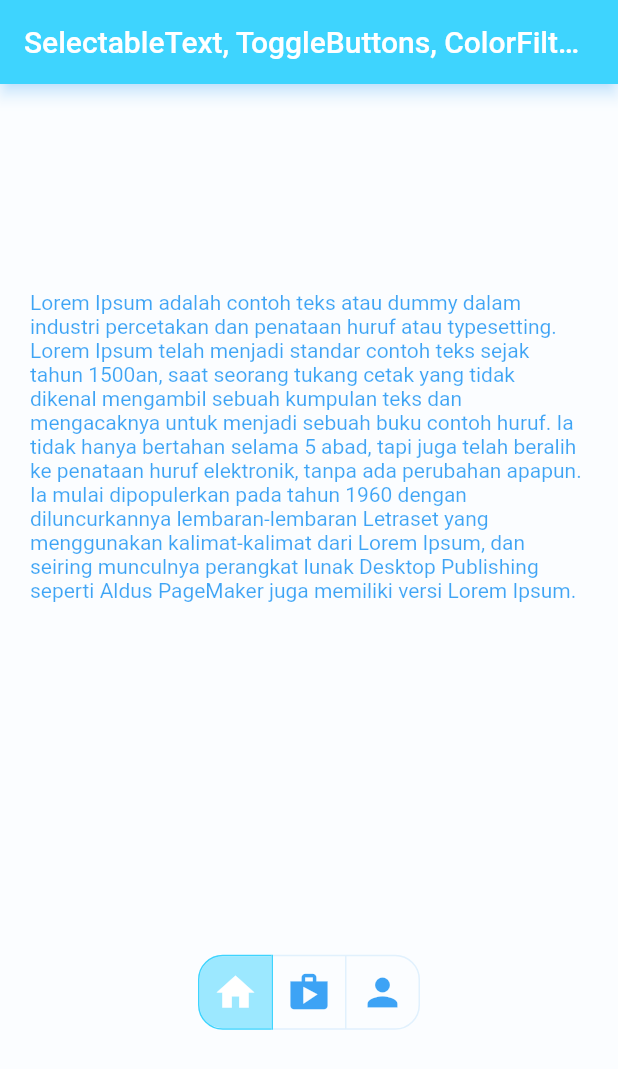
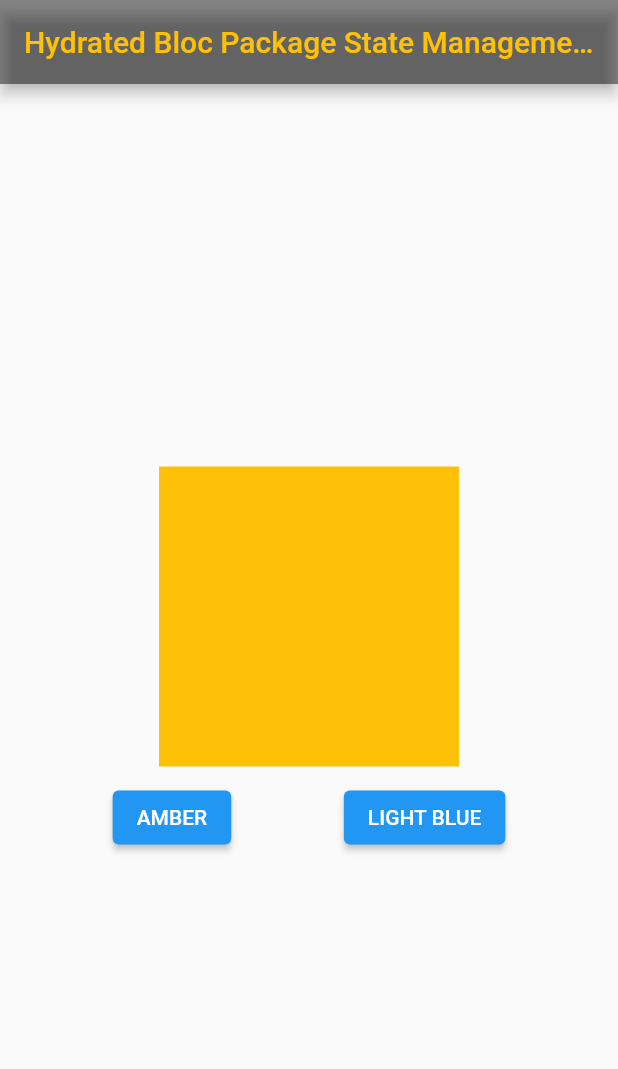
Before and after one commit to andika-andriana/flutter-fundamental, a Flutter app: the screen it shows after launch, on a phone screen of 412 x 824 dp. Shown: the top 1069 px of the screen. Run offline on Flutter 3.47's test engine with Material 2 defaults, Android fonts, the phone set to English and light mode, and no system bars; our stand-ins replace audioplayers, flutter_bloc, hydrated_bloc, permission_handler, qr_flutter, shared_preferences; missing offline and left inert: qrscan.

Commit message:
+ Hydrated BLoC State Management

```diff
--- /dev/null
+++ b/lib/bloc/color_bloc_hydrated.dart
@@ -0,0 +1,37 @@
+import 'package:flutter/material.dart';
+import 'package:hydrated_bloc/hydrated_bloc.dart';
+
+/// Event being processed by [CounterBloc].
+abstract class ColorEventHydratedPackage {}
+
+/// Notifies bloc to increment state.
+class ColorHydratedtoAmber extends ColorEventHydratedPackage {}
+
+/// Notifies bloc to decrement state.
+class ColorHydratedtoLightBlue extends ColorEventHydratedPackage {}
+
+class ColorBlocHydratedPackage
+    extends HydratedBloc<ColorEventHydratedPackage, Color> {
+  ColorBlocHydratedPackage() : super(Colors.amber) {
+    on<ColorHydratedtoAmber>((event, emit) => emit(Colors.amber));
+    on<ColorHydratedtoLightBlue>((event, emit) => emit(Colors.lightBlue));
+  }
+
+  @override
+  Color? fromJson(Map<String, dynamic> json) {
+    try {
+      return Color(json['color'] as int);
+    } catch (e) {
+      return null;
+    }
+  }
+
+  @override
+  Map<String, int>? toJson(Color state) {
+    try {
+      return {'color': state.value};
+    } catch (e) {
+      return null;
+    }
+  }
+}
--- a/lib/example/product_cart.dart
+++ b/lib/example/product_cart.dart
@@ -1,5 +1,4 @@
 import 'package:flutter/material.dart';
-import 'package:flutter_application_1/example/widgets.dart';
 
 const Color primaryColor = Color.fromARGB(255, 232, 94, 20);
 const Color secondaryColor = Color.fromARGB(255, 21, 157, 0);
--- a/lib/example/widgets.dart
+++ b/lib/example/widgets.dart
@@ -20,6 +20,85 @@ import 'package:qr_flutter/qr_flutter.dart';
 import 'package:permission_handler/permission_handler.dart';
 import 'package:qrscan/qrscan.dart' as scanner;
 import 'package:shared_preferences/shared_preferences.dart';
+
+class SelectableTextDllExample extends StatefulWidget {
+  const SelectableTextDllExample({super.key});
+
+  @override
+  State<SelectableTextDllExample> createState() =>
+      _SelectableTextDllExampleState();
+}
+
+class _SelectableTextDllExampleState extends State<SelectableTextDllExample> {
+  List<bool> isSelected = [true, false, false];
+  ColorFilter colorFilter =
+      const ColorFilter.mode(Colors.blue, BlendMode.screen);
+
+  @override
+  Widget build(BuildContext context) {
+    return MaterialApp(
+      home: ColorFiltered(
+        colorFilter: colorFilter,
+        child: Scaffold(
+          appBar: AppBar(
+            title: const Text("SelectableText, ToggleButtons, ColorFiltered"),
+          ),
+          body: Container(
+            margin: const EdgeInsets.all(20),
+            child: Column(
+              mainAxisAlignment: MainAxisAlignment.spaceAround,
+              children: [
+                const SelectableText(
+                  "Lorem Ipsum adalah contoh teks atau dummy dalam industri percetakan dan penataan huruf atau typesetting. Lorem Ipsum telah menjadi standar contoh teks sejak tahun 1500an, saat seorang tukang cetak yang tidak dikenal mengambil sebuah kumpulan teks dan mengacaknya untuk menjadi sebuah buku contoh huruf. Ia tidak hanya bertahan selama 5 abad, tapi juga telah beralih ke penataan huruf elektronik, tanpa ada perubahan apapun. Ia mulai dipopulerkan pada tahun 1960 dengan diluncurkannya lembaran-lembaran Letraset yang menggunakan kalimat-kalimat dari Lorem Ipsum, dan seiring munculnya perangkat lunak Desktop Publishing seperti Aldus PageMaker juga memiliki versi Lorem Ipsum.",
+                  showCursor: true,
+                ),
+                ToggleButtons(
+                  isSelected: isSelected,
+                  fillColor: Colors.blue.withOpacity(0.5),
+                  splashColor: Colors.blue.withOpacity(0.2),
+                  selectedColor: Colors.white,
+                  selectedBorderColor: Colors.blue,
+                  borderRadius: BorderRadius.circular(16),
+                  onPressed: (index) {
+                    if (index == 1) {
+                      colorFilter =
+                          const ColorFilter.mode(Colors.red, BlendMode.screen);
+                    } else if (index == 2) {
+                      colorFilter = const ColorFilter.mode(
+                          Colors.green, BlendMode.screen);
+                    } else {
+                      colorFilter =
+                          const ColorFilter.mode(Colors.blue, BlendMode.screen);
+                    }
+                    setState(() {
+                      for (var i = 0; i < isSelected.length; i++) {
+                        isSelected[i] = (i == index) ? true : false;
+                      }
+                    });
+                  },
+                  children: const [
+                    Icon(
+                      Icons.home,
+                      size: 30,
+                    ),
+                    Icon(
+                      Icons.shop,
+                      size: 30,
+                    ),
+                    Icon(
+                      Icons.person,
+                      size: 30,
+                    ),
+                  ],
+                )
+              ],
+            ),
+          ),
+        ),
+      ),
+    );
+  }
+}
 
 class ProductCartPageExample extends StatelessWidget {
   const ProductCartPageExample({super.key});
--- a/lib/main.dart
+++ b/lib/main.dart
@@ -1,6 +1,17 @@
+import 'package:flutter/foundation.dart';
 import 'package:flutter/material.dart';
+import 'package:flutter_application_1/bloc/color_bloc_hydrated.dart';
+import 'package:flutter_bloc/flutter_bloc.dart';
+import 'package:hydrated_bloc/hydrated_bloc.dart';
+import 'package:path_provider/path_provider.dart';
 
-void main() {
+void main() async {
+  WidgetsFlutterBinding.ensureInitialized();
+  HydratedBloc.storage = await HydratedStorage.build(
+    storageDirectory: kIsWeb
+        ? HydratedStorage.webStorageDirectory
+        : await getTemporaryDirectory(),
+  );
   runApp(const MyApp());
 }
 
@@ -9,82 +20,87 @@ class MyApp extends StatelessWidget {
 
   @override
   Widget build(BuildContext context) {
-    return const SelectableTextDllExample();
+    return const HydratedBlocPackageStateManagementPage();
   }
 }
 
-class SelectableTextDllExample extends StatefulWidget {
-  const SelectableTextDllExample({super.key});
+class HydratedBlocPackageStateManagementPage extends StatelessWidget {
+  const HydratedBlocPackageStateManagementPage({super.key});
 
   @override
-  State<SelectableTextDllExample> createState() =>
-      _SelectableTextDllExampleState();
+  Widget build(BuildContext context) {
+    return BlocProvider(
+      create: (context) => ColorBlocHydratedPackage(),
+      child: const HydratedBlocPackageStateManagement(),
+    );
+  }
 }
 
-class _SelectableTextDllExampleState extends State<SelectableTextDllExample> {
-  List<bool> isSelected = [true, false, false];
-  ColorFilter colorFilter =
-      const ColorFilter.mode(Colors.blue, BlendMode.screen);
+class HydratedBlocPackageStateManagement extends StatefulWidget {
+  const HydratedBlocPackageStateManagement({super.key});
+
+  @override
+  State<HydratedBlocPackageStateManagement> createState() =>
+      _HydratedBlocPackageStateManagementState();
+}
+
+class _HydratedBlocPackageStateManagementState
+    extends State<HydratedBlocPackageStateManagement> {
+  bool isActive = false;
 
   @override
   Widget build(BuildContext context) {
     return MaterialApp(
-      home: ColorFiltered(
-        colorFilter: colorFilter,
-        child: Scaffold(
+      home: Scaffold(
         appBar: AppBar(
-            title: const Text("SelectableText, ToggleButtons, ColorFiltered"),
+          backgroundColor: Colors.black45,
+          title: BlocBuilder<ColorBlocHydratedPackage, Color>(
+            builder: (context, state) => Text(
+              "Hydrated Bloc Package State Management",
+              style: TextStyle(color: state),
             ),
-          body: Container(
-            margin: const EdgeInsets.all(20),
+          ),
+        ),
+        body: Center(
           child: Column(
-              mainAxisAlignment: MainAxisAlignment.spaceAround,
+            mainAxisAlignment: MainAxisAlignment.center,
             children: [
-                const SelectableText(
-                  "Lorem Ipsum adalah contoh teks atau dummy dalam industri percetakan dan penataan huruf atau typesetting. Lorem Ipsum telah menjadi standar contoh teks sejak tahun 1500an, saat seorang tukang cetak yang tidak dikenal mengambil sebuah kumpulan teks dan mengacaknya untuk menjadi sebuah buku contoh huruf. Ia tidak hanya bertahan selama 5 abad, tapi juga telah beralih ke penataan huruf elektronik, tanpa ada perubahan apapun. Ia mulai dipopulerkan pada tahun 1960 dengan diluncurkannya lembaran-lembaran Letraset yang menggunakan kalimat-kalimat dari Lorem Ipsum, dan seiring munculnya perangkat lunak Desktop Publishing seperti Aldus PageMaker juga memiliki versi Lorem Ipsum.",
-                  showCursor: true,
+              BlocBuilder<ColorBlocHydratedPackage, Color>(
+                builder: (context, color) => Container(
+                  width: 200,
+                  height: 200,
+                  color: color,
+                  margin: const EdgeInsets.only(bottom: 10),
                 ),
-                ToggleButtons(
-                  isSelected: isSelected,
-                  fillColor: Colors.blue.withOpacity(0.5),
-                  splashColor: Colors.blue.withOpacity(0.2),
-                  selectedColor: Colors.white,
-                  selectedBorderColor: Colors.blue,
-                  borderRadius: BorderRadius.circular(16),
-                  onPressed: (index) {
-                    if (index == 1) {
-                      colorFilter =
-                          const ColorFilter.mode(Colors.red, BlendMode.screen);
-                    } else if (index == 2) {
-                      colorFilter = const ColorFilter.mode(
-                          Colors.green, BlendMode.screen);
-                    } else {
-                      colorFilter =
-                          const ColorFilter.mode(Colors.blue, BlendMode.screen);
-                    }
-                    setState(() {
-                      for (var i = 0; i < isSelected.length; i++) {
-                        isSelected[i] = (i == index) ? true : false;
-                      }
-                    });
+              ),
+              BlocBuilder<ColorBlocHydratedPackage, Color>(
+                builder: (context, color) => Row(
+                  mainAxisAlignment: MainAxisAlignment.spaceEvenly,
+                  children: [
+                    ElevatedButton(
+                      onPressed: () {
+                        context
+                            .read<ColorBlocHydratedPackage>()
+                            .add(ColorHydratedtoAmber());
                       },
-                  children: const [
-                    Icon(
-                      Icons.home,
-                      size: 30,
+                      child: Text(
+                        "Amber".toUpperCase(),
                       ),
-                    Icon(
-                      Icons.shop,
-                      size: 30,
                     ),
-                    Icon(
-                      Icons.person,
-                      size: 30,
+                    ElevatedButton(
+                      onPressed: () {
+                        context
+                            .read<ColorBlocHydratedPackage>()
+                            .add(ColorHydratedtoLightBlue());
+                      },
+                      child: Text(
+                        "Light Blue".toUpperCase(),
+                      ),
                     ),
                   ],
+                ),
               )
             ],
-            ),
           ),
         ),
       ),
--- a/pubspec.yaml
+++ b/pubspec.yaml
@@ -44,6 +44,8 @@ dependencies:
   shared_preferences: ^2.0.18
   provider: ^6.0.5
   flutter_bloc: ^8.1.2
+  hydrated_bloc: ^9.1.0
+  path_provider: ^2.0.14
 
 dev_dependencies:
   flutter_test:
```
Also changed, not shown: pubspec.lock. Lines whose indentation alone changed are shown as unchanged.
